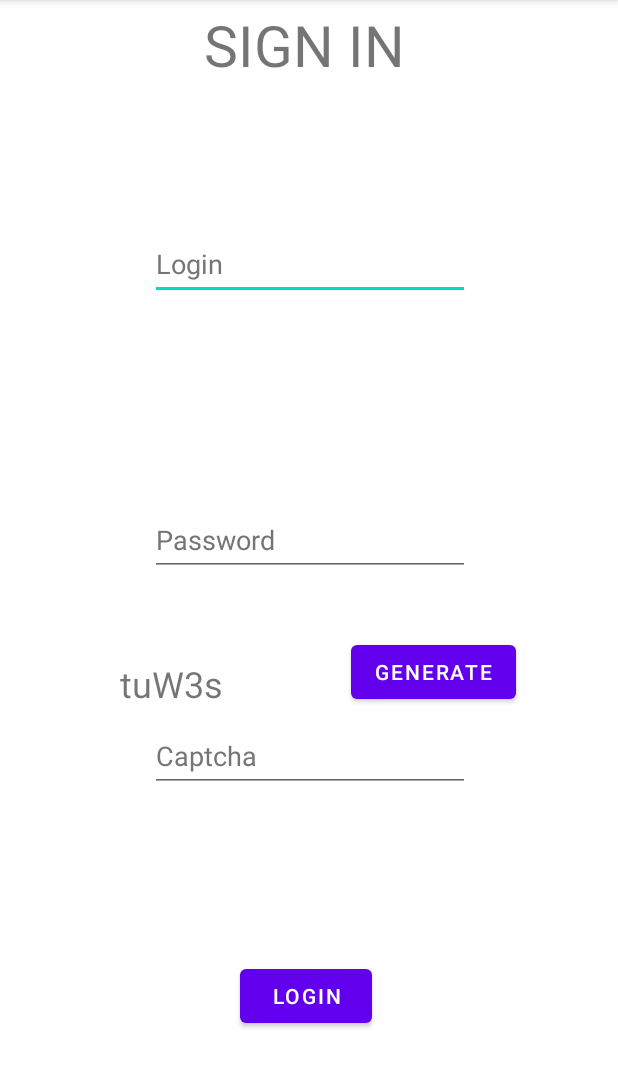
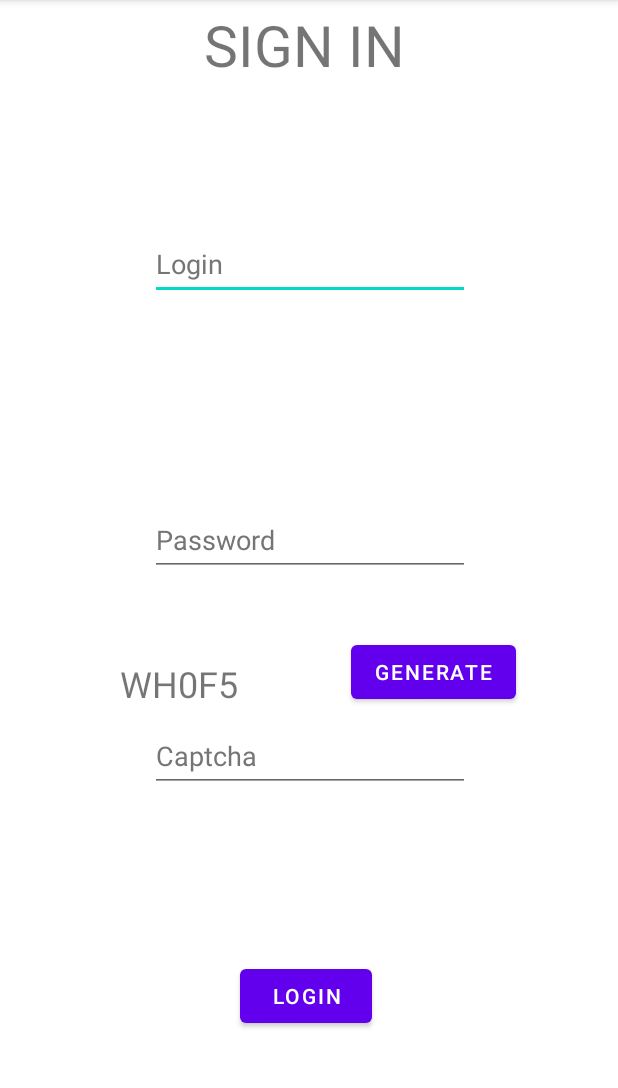
Before and after one commit to Ismas2003/AndroidCRUD, an Android app: the screen it shows after launch (MainActivity), after a tap on "LOGIN", on a phone screen of 412 x 824 dp, the part 84-1172 px from its top. Run offline under Robolectric (Android 15) with nearby library versions, the phone set to English and light mode, and no system bars; our stand-ins replace Room's generated code.

Commit message:
Исправил следующие пункты: - добавил шифрование при создании нового врача - добавил генерацию капчи при неправильном вводе - заблокировал поворот экрана

```diff
--- a/app/src/main/AndroidManifest.xml
+++ b/app/src/main/AndroidManifest.xml
@@ -13,21 +13,21 @@
         android:supportsRtl="true"
         android:theme="@style/Theme.androidcrud">
         tools:targetApi="31">
-        <activity android:name=".MainActivity" android:exported="true">
+        <activity android:name=".MainActivity" android:exported="true" android:screenOrientation="portrait">
             <intent-filter>
                 <action android:name="android.intent.action.MAIN" />
 
                 <category android:name="android.intent.category.LAUNCHER" />
             </intent-filter>
         </activity>
-        <activity android:name=".TablesActivity" android:exported="true">
+        <activity android:name=".TablesActivity" android:exported="true" android:screenOrientation="portrait">
             <intent-filter>
                 <action android:name="android.intent.action.ALL_APPS" />
 
                 <category android:name="android.intent.category.LAUNCHER" />
             </intent-filter>
         </activity>
-        <activity android:name=".addEditActivities.DoctorsAeActivity" android:exported="true">
+        <activity android:name=".addEditActivities.DoctorsAeActivity" android:exported="true" android:screenOrientation="portrait">
             <intent-filter>
                 <action android:name="android.intent.action.ALL_APPS" />
 
--- a/app/src/main/java/com/example/androidcrud/MainActivity.java
+++ b/app/src/main/java/com/example/androidcrud/MainActivity.java
@@ -65,7 +65,7 @@ public class MainActivity extends AppCompatActivity {
         captcha.setText(generateCaptcha());
     }
 
-    private StringBuilder sha512(String text) {
+    public static StringBuilder sha512(String text) {
         MessageDigest md = null;
         try {
             md = MessageDigest.getInstance("SHA-512");
@@ -98,6 +98,7 @@ public class MainActivity extends AppCompatActivity {
             }
         } else {
             Toast.makeText(this, "Wrong captcha", Toast.LENGTH_SHORT).show();
+            captcha.setText(generateCaptcha());
         }
     }
 }
```
Also changed, not shown: app/src/main/java/com/example/androidcrud/addEditActivities/DoctorsAeActivity.java (+11 -2 lines).
